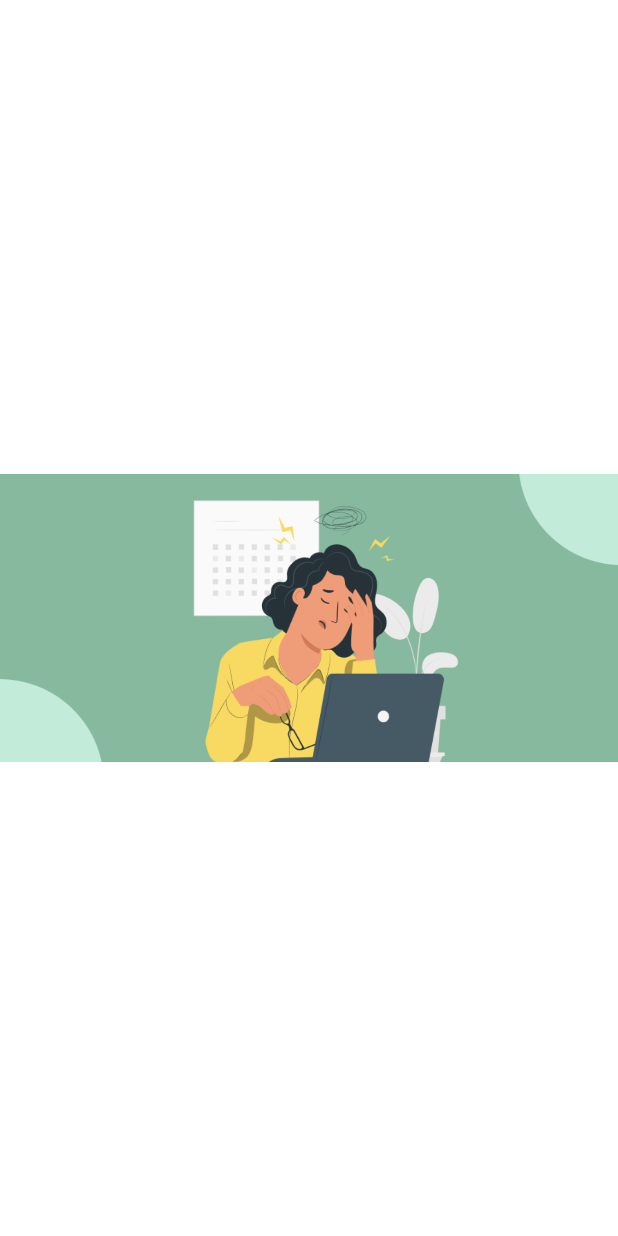
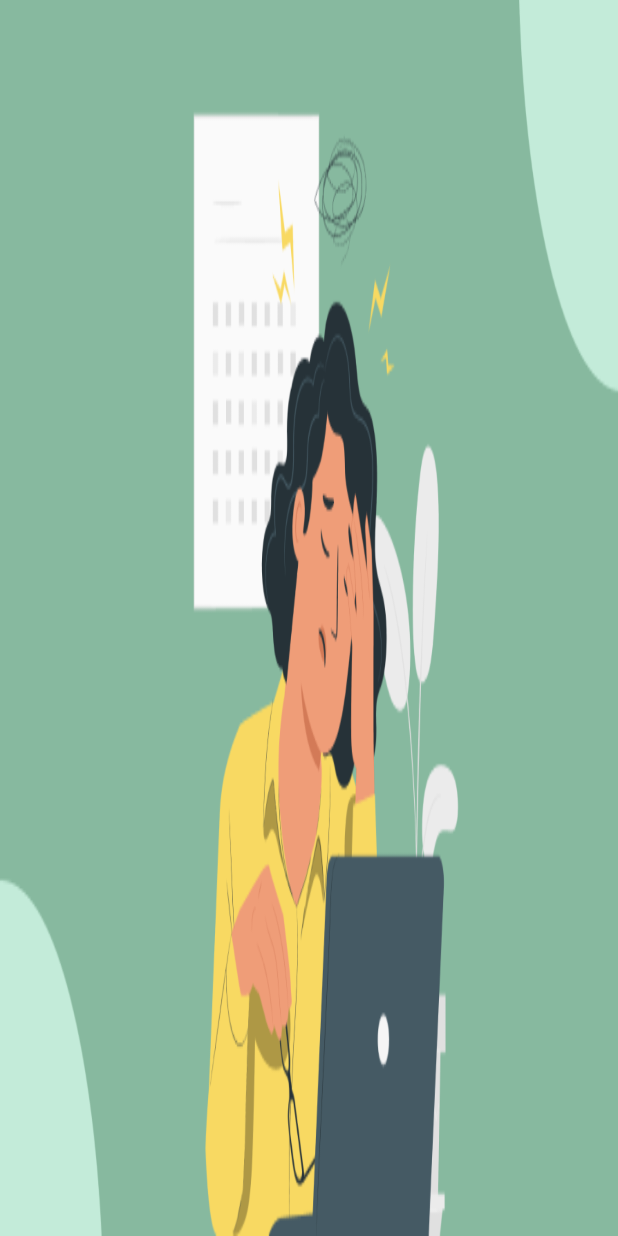
Before and after one commit to adityabudimansyah/Rangkul, an Android app: the layout dialog_bottom_show_picture.xml on its own in the app's theme, with its tools: preview values and no code run, on a phone screen of 412 x 824 dp. Run offline under Robolectric (Android 15) with nearby library versions, the phone set to English and light mode, and no system bars.

Commit message:
debugging and add ImageView scale (zoom in/zoom out)

```diff
--- a/app/build.gradle
+++ b/app/build.gradle
@@ -97,6 +97,8 @@ dependencies {
     implementation 'com.squareup.retrofit2:converter-scalars:2.9.0'
     implementation 'com.squareup.okhttp3:logging-interceptor:4.5.0'
 
+    // zoom in zoom out picture
+    implementation 'com.github.chrisbanes:PhotoView:2.3.0'
 }
 
 // Allow references to generated code
--- a/app/src/main/res/layout/dialog_bottom_show_picture.xml
+++ b/app/src/main/res/layout/dialog_bottom_show_picture.xml
@@ -10,6 +10,8 @@
         android:layout_width="match_parent"
         android:layout_height="match_parent"
         android:src="@drawable/il_photo_dummy_post"
+        android:scaleType="fitXY"
+        android:adjustViewBounds="true"
         app:layout_constraintBottom_toBottomOf="parent"
         app:layout_constraintEnd_toEndOf="parent"
         app:layout_constraintStart_toStartOf="parent"
--- a/app/src/main/res/layout/item_post.xml
+++ b/app/src/main/res/layout/item_post.xml
@@ -136,7 +136,7 @@
         app:cardCornerRadius="10dp"
         app:cardElevation="0dp">
 
-        <androidx.appcompat.widget.AppCompatImageView
+        <com.github.chrisbanes.photoview.PhotoView
             android:id="@+id/ivImagePost"
             android:layout_width="match_parent"
             android:layout_height="wrap_content"
```
Also changed, not shown: app/src/main/java/com/example/rangkul/ui/post/PostAdapter.kt (+22 -4 lines).
